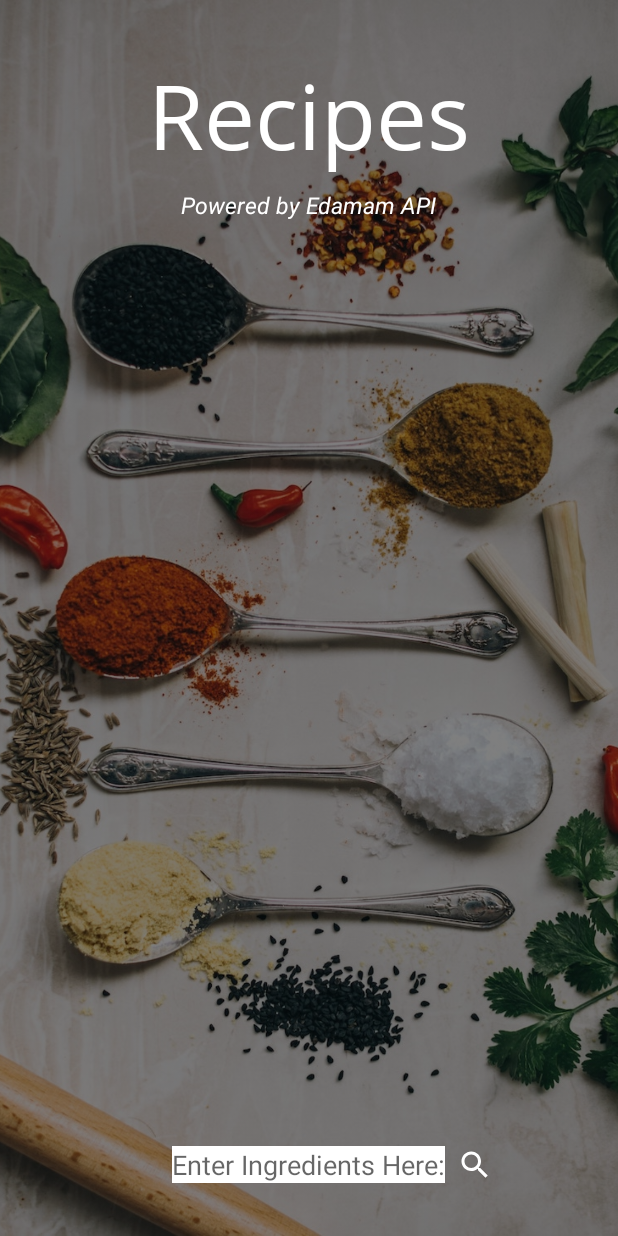
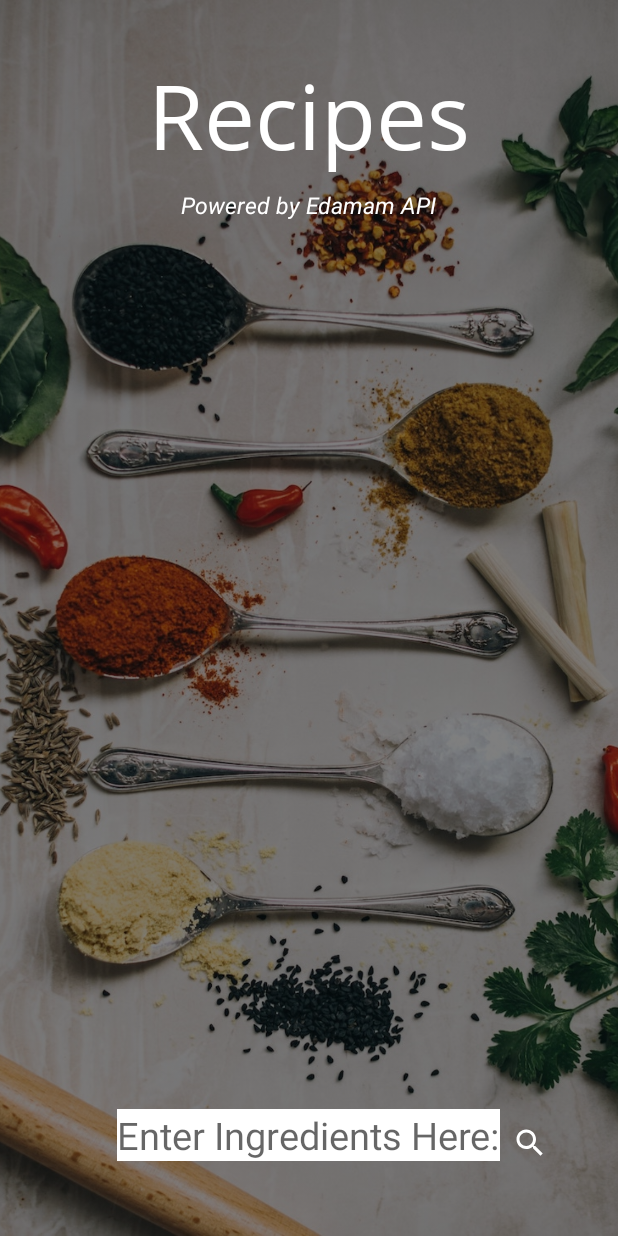
Before and after one commit to smritidas/Recipes, an Android app: the screen it shows after launch (MainActivity), on a phone screen of 412 x 824 dp. Run offline under Robolectric (Android 15) with nearby library versions, the phone set to English and light mode, and no system bars; our stand-ins replace ButterKnife.

Commit message:
Change main activity XML

```diff
--- a/app/src/main/res/layout/activity_main.xml
+++ b/app/src/main/res/layout/activity_main.xml
@@ -50,6 +50,7 @@
     <EditText
         android:layout_width="wrap_content"
         android:layout_height="wrap_content"
+        android:textSize="25sp"
         android:id="@+id/ingredientEditText"
         android:background="@color/colorWhite"
         android:layout_marginBottom="@dimen/margin_search_bottom"
--- a/app/src/main/res/values/dimens.xml
+++ b/app/src/main/res/values/dimens.xml
@@ -8,7 +8,7 @@
 
     <!-- Main Activity Dimensions-->
     <dimen name="margin_top">8dp</dimen>
-    <dimen name="margin_search_bottom">35dp</dimen>
+    <dimen name="margin_search_bottom">50dp</dimen>
 
 
 </resources>
```
